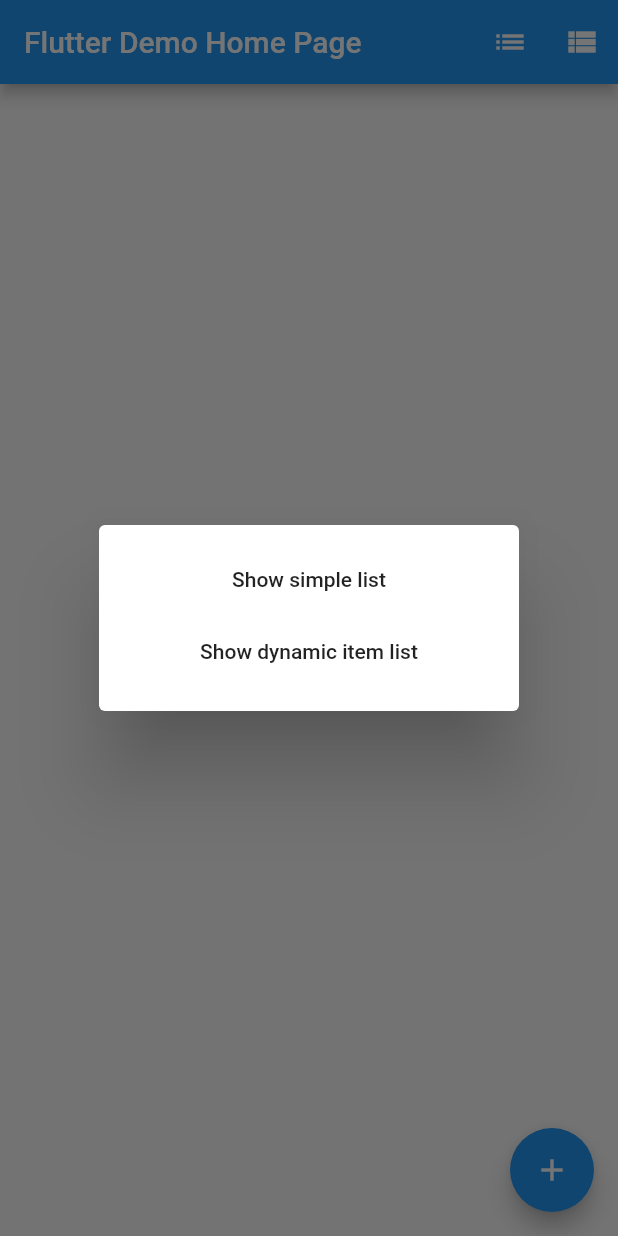
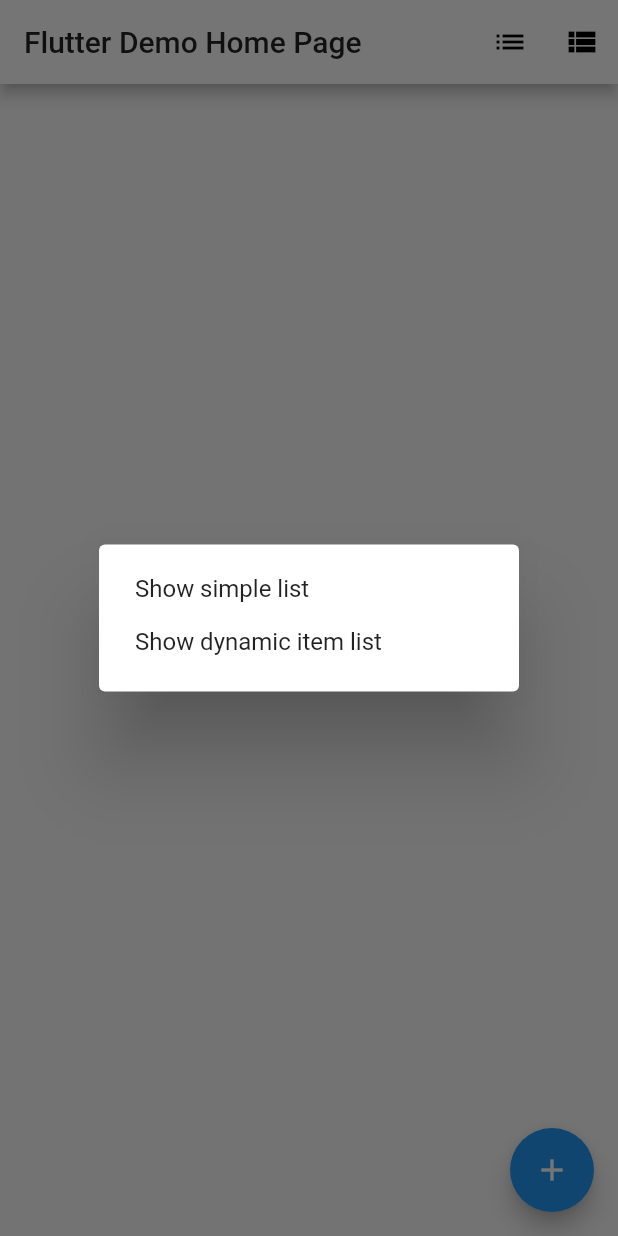
Before and after one commit to darylsze/Booklist-in-flutter, a Flutter app: the screen it shows after launch, after a tap on the "list" icon, on a phone screen of 412 x 824 dp. Run offline on Flutter 3.47's test engine with Material 2 defaults, Android fonts, the phone set to English and light mode, and no system bars.

```diff
--- a/lib/main.dart
+++ b/lib/main.dart
@@ -17,7 +17,8 @@ class MyApp extends StatelessWidget {
           // "hot reload" (press "r" in the console where you ran "flutter run",
           // or press Run > Flutter Hot Reload in IntelliJ). Notice that the
           // counter didn't reset back to zero; the application is not restarted.
-        primarySwatch: Colors.blue,
+//        primarySwatch: Colors.,
+          primaryColor: Colors.white
       ),
       home: new MyHomePage(title: 'Flutter Demo Home Page'),
     );
@@ -119,14 +120,14 @@ class _MyHomePageState extends State<MyHomePage> {
         barrierDismissible: true,
         child: new SimpleDialog(
           children: <Widget>[
-            new MaterialButton(
+            new SimpleDialogOption(
               child: new Text('Show simple list'),
               onPressed: () {
                 print('pressed simple list');
                 _showSimpleList();
               },
             ),
-            new MaterialButton(
+            new SimpleDialogOption(
                 child: new Text('Show dynamic item list'),
                 onPressed: () {
                   print('pressed dynamic item list');
```
Lines whose indentation alone changed are shown as unchanged.
